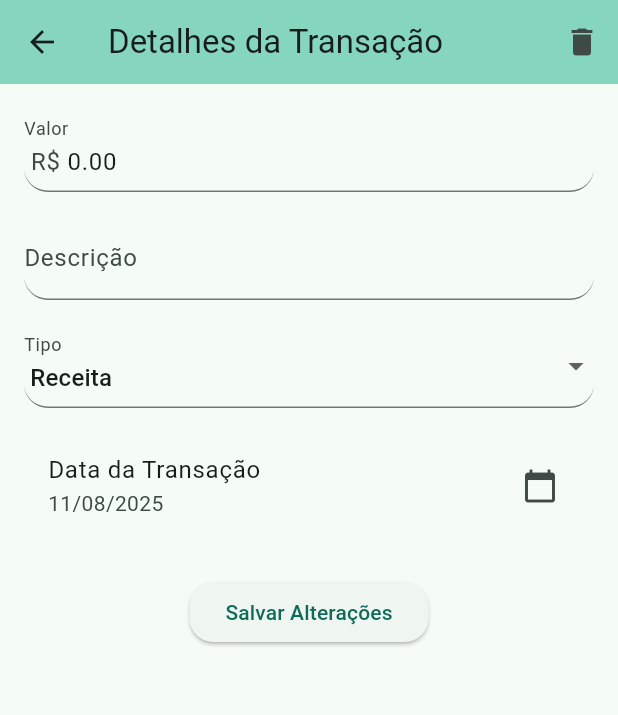
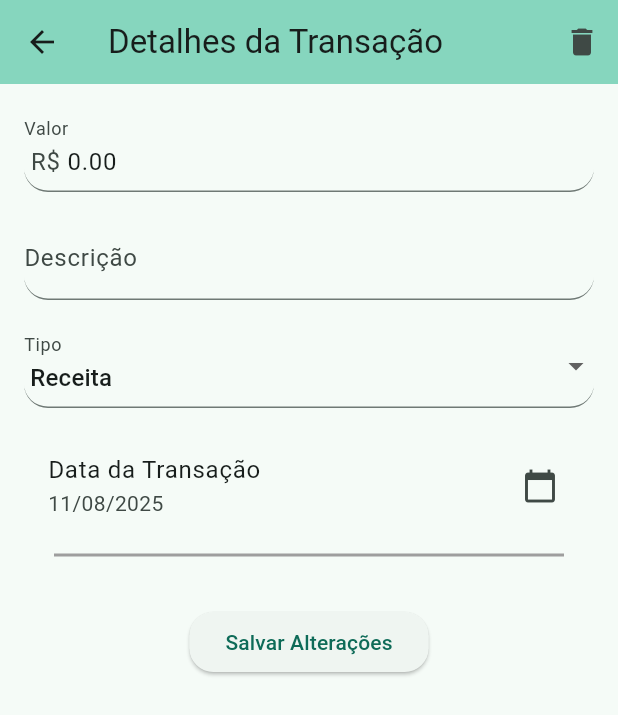
Before and after one commit to shinkosystems/SaasShinko, a Flutter app: the TransactionDetailScreen screen opened directly with empty values, on a phone screen of 412 x 824 dp. Shown: the top 715 px of the screen. Run offline on Flutter 3.47's test engine with Material 3 defaults, Android fonts, the phone set to English and light mode, and no system bars; our stand-ins replace flutter_dotenv, image_picker, pdf, printing, supabase_flutter; accounts and stored records are empty.

Commit message:
Mudanças visuais 8 - atualizações expense/income screen

```diff
--- a/lib/add_expense_screen.dart
+++ b/lib/add_expense_screen.dart
@@ -96,7 +96,7 @@ class _AddExpenseScreenState extends State<AddExpenseScreen> {
               : FinancialFormWidget(
                   formTitle: 'Insira os detalhes da Despesa',
                   buttonText: 'Salvar Despesa',
-                  titleStyle: Theme.of(context).textTheme.headlineLarge!,
+                  titleStyle: Theme.of(context).textTheme.headlineLarge!.copyWith(fontSize: 18),
                   onSave: (value, description) {
                     _saveExpense(value, description);
                   },
--- a/lib/add_income_screen.dart
+++ b/lib/add_income_screen.dart
@@ -96,7 +96,7 @@ class _AddIncomeScreenState extends State<AddIncomeScreen> {
               : FinancialFormWidget(
                   formTitle: 'Insira os detalhes da Receita',
                   buttonText: 'Salvar Receita',
-                  titleStyle: Theme.of(context).textTheme.headlineLarge!,
+                  titleStyle: Theme.of(context).textTheme.headlineLarge!.copyWith(fontSize: 18),
                   onSave: (value, description) {
                     _saveIncome(value, description);
                   },
--- a/lib/financial_form_widget.dart
+++ b/lib/financial_form_widget.dart
@@ -72,6 +72,7 @@ class _FinancialFormWidgetState extends State<FinancialFormWidget> {
             style: widget.titleStyle,
             textAlign: TextAlign.center,
           ),
+          const Divider(),
 
           const SizedBox(height: 20),
           TextField(
--- a/lib/pages/home_page.dart
+++ b/lib/pages/home_page.dart
@@ -596,7 +596,7 @@ class _HomePageState extends State<HomePage> {
               ),
               title: Text(
                 transaction.description,
-                style: const TextStyle(fontSize: 8, fontWeight: FontWeight.bold),
+                style: const TextStyle(fontSize: 10, fontWeight: FontWeight.bold),
               ),
               subtitle: Text(
                 DateFormat('dd/MM/yyyy').format(transaction.date),
--- a/lib/transaction_detail_screen.dart
+++ b/lib/transaction_detail_screen.dart
@@ -296,6 +296,14 @@ class _TransactionDetailScreenState extends State<TransactionDetailScreen> {
                       }
                     },
                   ),
+
+                  const Divider(
+                    height: 20,
+                    thickness: 2,
+                    color: Colors.grey,
+                    indent: 20,
+                    endIndent: 20,
+                  ),
                   const SizedBox(height: 24),
                   Center(
                     child: ElevatedButton(
```
Also changed, not shown: 3 other files.
